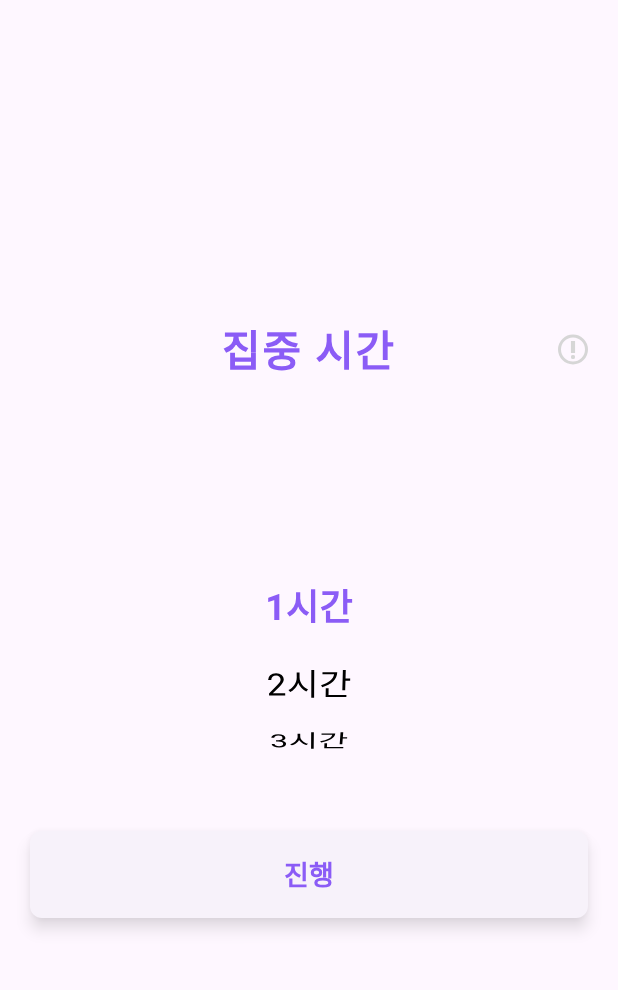
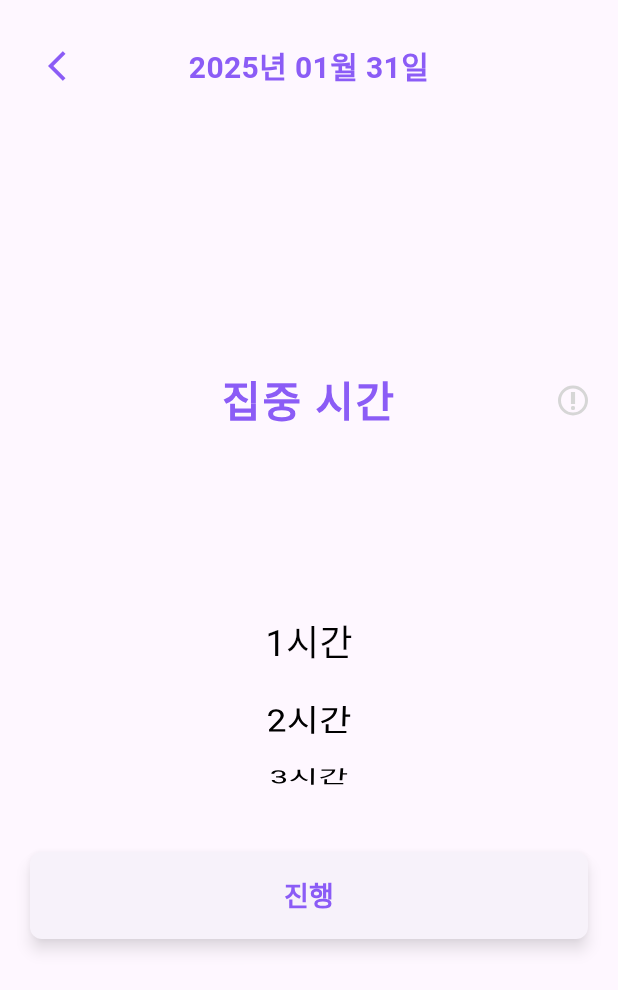
Before and after one commit to indianaPoly/frontend-beatburn, a Flutter app: the screen it shows after launch, after a tap on the "timer" icon, on a phone screen of 412 x 824 dp. Shown: the top 990 px of the screen. Run offline on Flutter 3.47's test engine with Material 3 defaults, Android fonts, the light colour scheme and no system bars; our stand-ins replace flutter_local_notifications, shared_preferences.

Commit message:
feat: 시간 설정시 설정되는 날짜 보이도록 수정

```diff
--- a/lib/screen/home_screen.dart
+++ b/lib/screen/home_screen.dart
@@ -1,4 +1,5 @@
 import 'package:burnout_todolist/providers/theme_provider.dart';
+import 'package:burnout_todolist/screen/time_selection_screen.dart';
 import 'package:burnout_todolist/widgets/horizontal_calendar.dart';
 import 'package:burnout_todolist/widgets/study_indicator.dart';
 import 'package:flutter/material.dart';
@@ -129,7 +130,10 @@ class _HomeScreenState extends State<HomeScreen> {
               color: Color(0xFF8B5CF6),
             ),
             onPressed: () {
-              Navigator.pushNamed(context, '/time-selection');
+              Navigator.push(
+                context,
+                MaterialPageRoute(builder: (context) => TimeSelectionScreen()),
+              );
             },
           ),
           // 테마 토글 버튼
--- a/lib/screen/time_selection_screen.dart
+++ b/lib/screen/time_selection_screen.dart
@@ -1,7 +1,7 @@
 import 'package:flutter/material.dart';
 import 'package:provider/provider.dart';
 import '../providers/todo_provider.dart';
-import './home_screen.dart';
+import 'package:intl/intl.dart';
 
 class TimeSelectionScreen extends StatefulWidget {
   @override
@@ -13,14 +13,59 @@ class _TimeSelectionScreenState extends State<TimeSelectionScreen> {
   final List<int> hours = List.generate(16, (i) => i + 1);
 
   @override
+  void initState() {
+    super.initState();
+    WidgetsBinding.instance.addPostFrameCallback((_) {
+      final provider = Provider.of<TodoProvider>(context, listen: false);
+      setState(() {
+        selectedHours = provider.maxTime.toInt();
+      });
+    });
+  }
+
+  @override
   Widget build(BuildContext context) {
     final isDarkMode = Theme.of(context).brightness == Brightness.dark;
+    final provider = Provider.of<TodoProvider>(context);
+    final selectedDate = provider.selectedDate;
+    final dateFormat = DateFormat('yyyy년 MM월 dd일');
+    final formattedDate = selectedDate != null ? dateFormat.format(selectedDate) : '';
+
     return Scaffold(
       body: SafeArea(
+        child: Column(
+          children: [
+            Padding(
+              padding: const EdgeInsets.all(20.0),
+              child: Row(
+                children: [
+                  IconButton(
+                    icon: Icon(
+                      Icons.arrow_back_ios,
+                      color: Color(0xFF8B5CF6),
+                    ),
+                    onPressed: () => Navigator.pop(context),
+                  ),
+                  Expanded(
+                    child: Text(
+                      formattedDate,
+                      style: TextStyle(
+                        fontSize: 20,
+                        color: Color(0xFF8B5CF6),
+                        fontWeight: FontWeight.w600,
+                      ),
+                      textAlign: TextAlign.center,
+                    ),
+                  ),
+                  SizedBox(width: 48),
+                ],
+              ),
+            ),
+            Expanded(
               child: Padding(
-          padding: const EdgeInsets.all(20.0),
+                padding: const EdgeInsets.symmetric(horizontal: 20),
                 child: Column(
-            mainAxisAlignment: MainAxisAlignment.center,
+                  mainAxisAlignment: MainAxisAlignment.center, // 중앙 정렬을 위한 설정
                   children: [
                     Stack(
                       alignment: Alignment.center,
@@ -45,11 +90,18 @@ class _TimeSelectionScreenState extends State<TimeSelectionScreen> {
                             height: 20,
                             decoration: BoxDecoration(
                               shape: BoxShape.circle,
-                        border: Border.all(color: const Color.fromRGBO(214, 214, 214, 1), width: 2),
+                              border: Border.all(
+                                color: const Color.fromRGBO(214, 214, 214, 1),
+                                width: 2,
+                              ),
                             ),
                             child: IconButton(
                               padding: EdgeInsets.zero,
-                        icon: Icon(Icons.priority_high, size: 16, color: Colors.grey[350]),
+                              icon: Icon(
+                                Icons.priority_high,
+                                size: 16,
+                                color: Colors.grey[350],
+                              ),
                               onPressed: () {
                                 showDialog(
                                   context: context,
@@ -59,29 +111,40 @@ class _TimeSelectionScreenState extends State<TimeSelectionScreen> {
                                       style: TextStyle(
                                         color: Color(0xFF8B5CF6),
                                         fontSize: 20,
-                                  fontWeight: FontWeight.w600
+                                        fontWeight: FontWeight.w600,
                                       ),
                                       textAlign: TextAlign.center,
                                     ),
                                     content: Column(
                                       mainAxisSize: MainAxisSize.min,
-                                crossAxisAlignment: CrossAxisAlignment.start,
+                                      crossAxisAlignment:
+                                          CrossAxisAlignment.start,
                                       children: [
-                                  SizedBox(height: 10,),
+                                        SizedBox(height: 10),
                                         ListTile(
-                                    leading: Icon(Icons.check, color: Color(0xFF8B5CF6)),
-                                    title: Text('방해금지 모드 사용을 추천해요.',
-                                      style: TextStyle(fontSize: 14)),
+                                          leading: Icon(
+                                            Icons.check,
+                                            color: Color(0xFF8B5CF6),
+                                          ),
+                                          title: Text(
+                                            '방해금지 모드 사용을 추천해요.',
+                                            style: TextStyle(fontSize: 14),
+                                          ),
                                         ),
                                       ],
                                     ),
                                     actions: [
                                       TextButton(
                                         onPressed: () => Navigator.pop(context),
-                                  child: Text('확인', style: TextStyle(
+                                        child: Text(
+                                          '확인',
+                                          style: TextStyle(
                                             color: Color(0xFF8B5CF6),
                                             fontSize: 16,
-                                    fontWeight: FontWeight.w600), textAlign: TextAlign.center,),
+                                            fontWeight: FontWeight.w600,
+                                          ),
+                                          textAlign: TextAlign.center,
+                                        ),
                                       ),
                                     ],
                                   ),
@@ -92,29 +155,36 @@ class _TimeSelectionScreenState extends State<TimeSelectionScreen> {
                         ),
                       ],
                     ),
-              SizedBox(height: 50),
+                    SizedBox(height: 40),
                     SizedBox(
                       height: 200,
-                child: ListWheelScrollView(
+                      child: ListWheelScrollView.useDelegate(
                         itemExtent: 50,
                         diameterRatio: 1.5,
                         physics: FixedExtentScrollPhysics(),
-                  children: hours.map((hour) =>
-                    Container(
+                        childDelegate: ListWheelChildBuilderDelegate(
+                          childCount: hours.length,
+                          builder: (context, index) {
+                            final hour = hours[index];
+                            return Container(
                               alignment: Alignment.center,
                               child: Text(
                                 '$hour시간',
                                 style: TextStyle(
                                   fontSize: 24,
-                          fontWeight: hour == selectedHours ?
-                            FontWeight.bold : FontWeight.normal,
-                          color: hour == selectedHours ?
-                            Color(0xFF8B5CF6) :
-                            (isDarkMode ? Colors.white : Colors.black),
+                                  fontWeight: hour == selectedHours
+                                      ? FontWeight.bold
+                                      : FontWeight.normal,
+                                  color: hour == selectedHours
+                                      ? Color(0xFF8B5CF6)
+                                      : (isDarkMode
+                                          ? Colors.white
+                                          : Colors.black),
                                 ),
                               ),
-                    )
-                  ).toList(),
+                            );
+                          },
+                        ),
                         onSelectedItemChanged: (index) {
                           setState(() {
                             selectedHours = hours[index];
@@ -122,7 +192,7 @@ class _TimeSelectionScreenState extends State<TimeSelectionScreen> {
                         },
                       ),
                     ),
-              SizedBox(height: 50),
+                    SizedBox(height: 40), // 간격 조정
                     SizedBox(
                       width: double.infinity,
                       child: ElevatedButton(
@@ -135,17 +205,18 @@ class _TimeSelectionScreenState extends State<TimeSelectionScreen> {
                           ),
                         ),
                         onPressed: () {
-                    // 시간 설정
-                    context.read<TodoProvider>().setMaxTime(selectedHours.toDouble());
-                    // 단순히 현재 화면을 스택에서 제거
-                    Navigator.of(context).pop();
+                          context
+                              .read<TodoProvider>()
+                              .setMaxTime(selectedHours.toDouble());
+                          Navigator.pop(context);
                         },
-                  child: const Text('진행',
+                        child: const Text(
+                          '진행',
                           style: TextStyle(
                             color: Color(0xFF8B5CF6),
                             fontSize: 18,
                             fontWeight: FontWeight.w600,
-                    )
+                          ),
                         ),
                       ),
                     ),
@@ -153,6 +224,10 @@ class _TimeSelectionScreenState extends State<TimeSelectionScreen> {
                 ),
               ),
             ),
+            SizedBox(height: 40), // 하단 여백 추가
+          ],
+        ),
+      ),
     );
   }
 }
```
Lines whose indentation alone changed are shown as unchanged.
